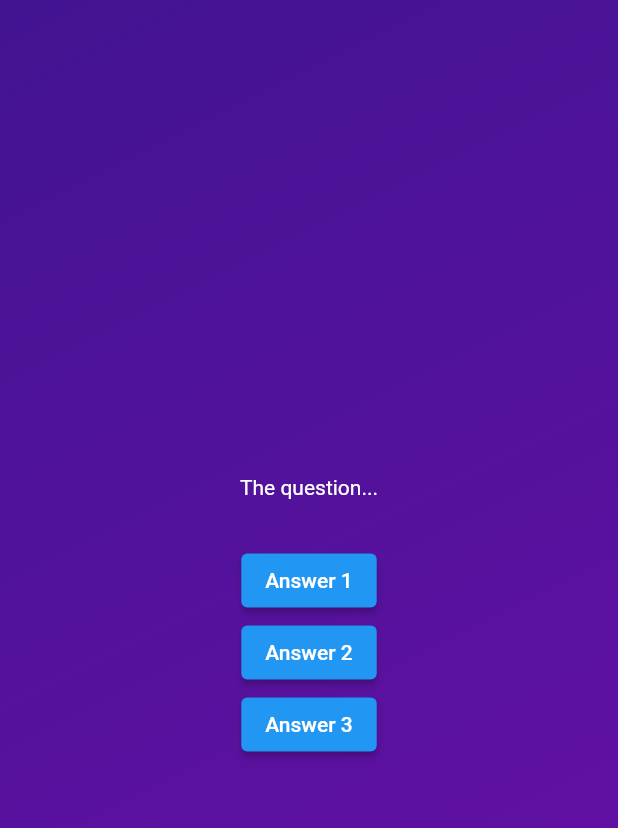
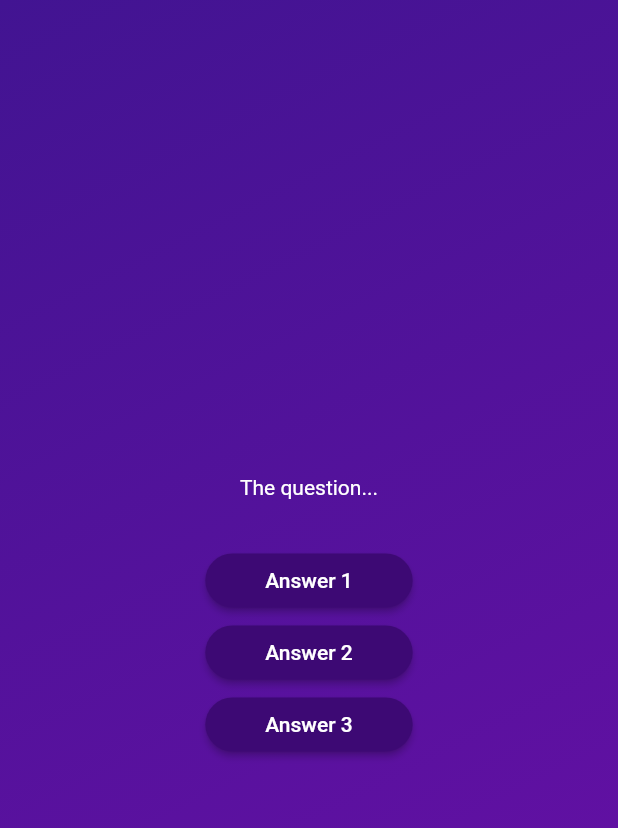
Before and after one commit to Sunnnyyy16/Flutter_Study, a Flutter app: the screen it shows after launch, after a tap on "Start Quiz", on a phone screen of 412 x 824 dp. Shown: the top 828 px of the screen. Run offline on Flutter 3.47's test engine with Material 2 defaults, Android fonts, the phone set to English and light mode, and no system bars.

Commit message:
Add background color, foregroundcolor, shape, padding to answer button

```diff
--- a/second_app/lib/answer_button.dart
+++ b/second_app/lib/answer_button.dart
@@ -14,7 +14,17 @@ class AnswerButton extends StatelessWidget {
   Widget build(BuildContext context) {
     return ElevatedButton(
       onPressed: onTap,
-      style: ElevatedButton.styleFrom(),
+      style: ElevatedButton.styleFrom(
+        padding: const EdgeInsets.symmetric(
+          vertical: 10,
+          horizontal: 40,
+        ),
+        backgroundColor: const Color.fromARGB(255, 61, 9, 116),
+        foregroundColor: Colors.white,
+        shape: RoundedRectangleBorder(
+          borderRadius: BorderRadius.circular(40),
+        ),
+      ),
       child: Text(answerText),
     );
   }
```
